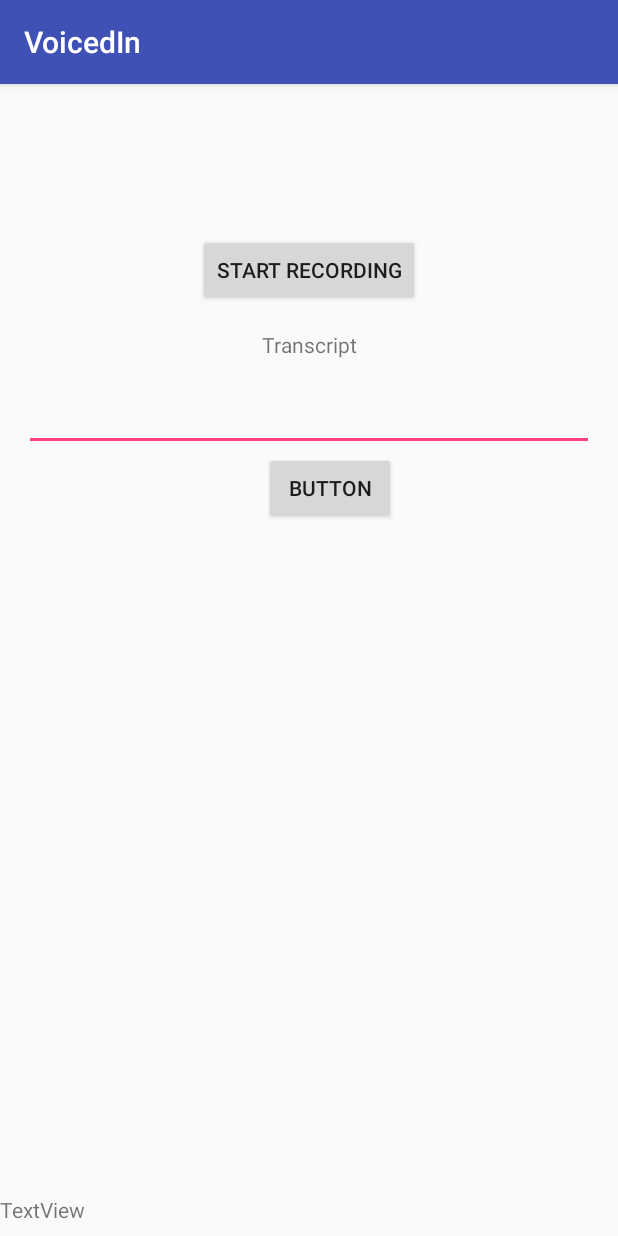
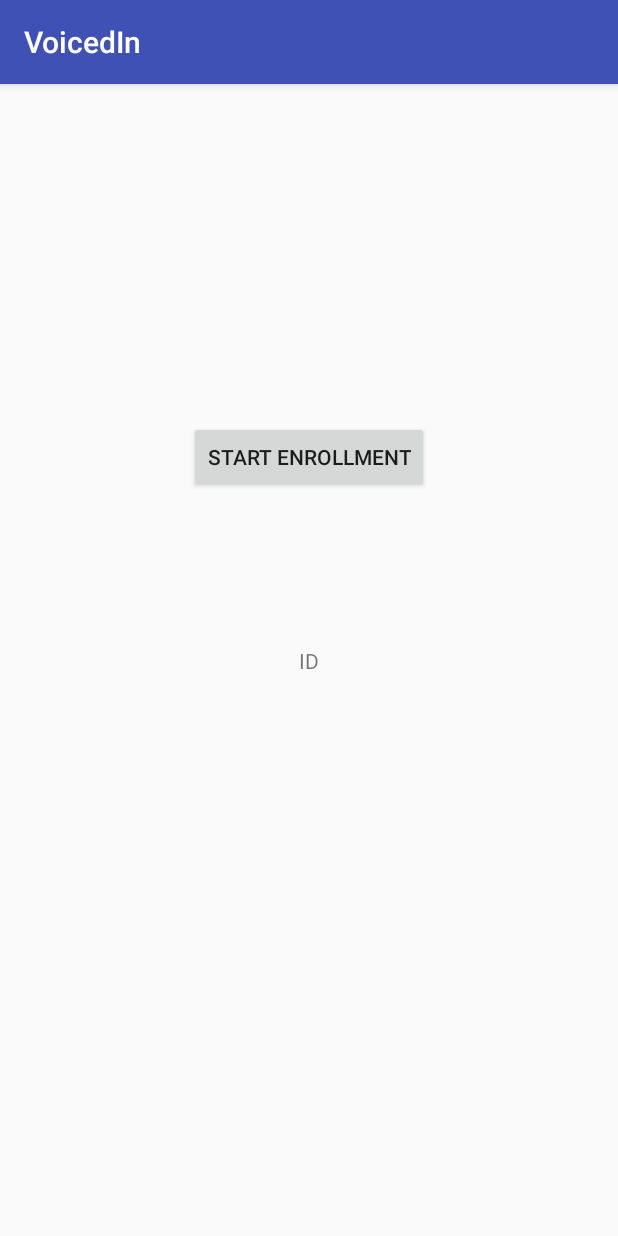
Before and after one commit to gundralaa/VoicedIn, an Android app: the screen it shows after launch (StartRecordActivity before the commit, VoiceActivity after it), on a phone screen of 412 x 824 dp. Run offline under Robolectric (Android 15) with nearby library versions, the phone set to English and light mode, and no system bars; libraries missing offline, so code that uses them is left out: com.microsoft.cognitive, com.microsoft.cognitiveservices.

Commit message:
Voice Activity Enrollment

```diff
--- a/app/src/main/java/com/example/android/voicedin/NearbyUsersCalculator.java
+++ b/app/src/main/java/com/example/android/voicedin/NearbyUsersCalculator.java
@@ -3,6 +3,7 @@ package com.example.android.voicedin;
 import java.util.*;
 
 public class NearbyUsersCalculator {
+    /*
     private ArrayList<User> nearbyUsers = new ArrayList<>();
     private final double proximityThreshold = 5;
     private final double earthRadius = 6371000; //in meters
@@ -27,4 +28,6 @@ public class NearbyUsersCalculator {
         distance = (double)(earthRadius * c);
         return distance;
     }
+    */
+
 }
--- a/app/src/main/java/com/example/android/voicedin/VoiceActivity.java
+++ b/app/src/main/java/com/example/android/voicedin/VoiceActivity.java
@@ -2,12 +2,59 @@ package com.example.android.voicedin;
 
 import android.support.v7.app.AppCompatActivity;
 import android.os.Bundle;
+import android.view.View;
+import android.widget.Button;
+import android.widget.TextView;
+
+import com.example.android.voicedin.utils.AudioRecordingUtils;
+import com.example.android.voicedin.utils.SpeakerRecognitionUtils;
+
+import static android.Manifest.permission.RECORD_AUDIO;
+import static android.Manifest.permission.WRITE_EXTERNAL_STORAGE;
+import static com.example.android.voicedin.StartRecordActivity.RequestPermissionCode;
 
 public class VoiceActivity extends AppCompatActivity {
 
+    Button button;
+    TextView textView;
+
     @Override
     protected void onCreate(Bundle savedInstanceState) {
+        int permission = 1;
         super.onCreate(savedInstanceState);
         setContentView(R.layout.activity_voice);
+        button = (Button) findViewById(R.id.button);
+        textView = (TextView) findViewById(R.id.textView);
+        requestPermissions(new String[]{WRITE_EXTERNAL_STORAGE, RECORD_AUDIO}, permission);
+
+        User user = new User("","",1, null);
+        SpeakerRecognitionUtils.setView(textView);
+        AudioRecordingUtils.setRecordingButton(button);
+        button.setOnClickListener(new View.OnClickListener() {
+            @Override
+            public void onClick(View view) {
+                if(AudioRecordingUtils.isIsRecording()){
+                    button.setText("Done");
+                    try {
+                        AudioRecordingUtils.stopRecording();
+                    } catch (Exception e){
+                        e.printStackTrace();
+                    }
+                    runAudioEnrollmentTask(AudioRecordingUtils.getFilePath());
+
+                } else {
+                    try {
+                        AudioRecordingUtils.startRecording();
+                    } catch (Exception e){
+                        e.printStackTrace();
+                    }
+                    runEnrollmentTask(user);
+                    button.setText("Stop");
+                }
+            }
+        });
     }
+
+    public void runEnrollmentTask(User user){new SpeakerRecognitionUtils.EnrollmentTask().execute(user);}
+    public void runAudioEnrollmentTask(String filepath){new SpeakerRecognitionUtils.AudioEnrollmentTask().execute(filepath);}
 }
--- a/app/src/main/res/layout/activity_start_record.xml
+++ b/app/src/main/res/layout/activity_start_record.xml
@@ -36,33 +36,6 @@
         app:layout_constraintStart_toStartOf="parent"
         app:layout_constraintTop_toTopOf="parent" />
 
-    <Button
-        android:id="@+id/button_view"
-        android:layout_width="wrap_content"
-        android:layout_height="wrap_content"
-        android:layout_marginBottom="8dp"
-        android:layout_marginEnd="148dp"
-        android:layout_marginTop="8dp"
-        android:text="Button"
-        app:layout_constraintBottom_toBottomOf="parent"
-        app:layout_constraintEnd_toEndOf="parent"
-        app:layout_constraintTop_toTopOf="parent"
-        app:layout_constraintVertical_bias="0.337" />
-
-    <EditText
-        android:id="@+id/recordedTranscript"
-        android:layout_width="0dp"
-        android:layout_height="wrap_content"
-        android:layout_marginEnd="16dp"
-        android:layout_marginStart="16dp"
-        android:layout_marginTop="16dp"
-        android:ems="10"
-        android:inputType="textCapSentences|textMultiLine"
-        android:singleLine="false"
-        app:layout_constraintEnd_toEndOf="parent"
-        app:layout_constraintStart_toStartOf="parent"
-        app:layout_constraintTop_toBottomOf="@+id/transcriptTitle" />
-
     <TextView
         android:id="@+id/transcriptTitle"
         android:layout_width="wrap_content"
--- a/app/src/main/res/layout/activity_voice.xml
+++ b/app/src/main/res/layout/activity_voice.xml
@@ -6,4 +6,33 @@
     android:layout_height="match_parent"
     tools:context="com.example.android.voicedin.VoiceActivity">
 
+    <Button
+        android:id="@+id/button"
+        android:layout_width="wrap_content"
+        android:layout_height="wrap_content"
+        android:layout_marginBottom="8dp"
+        android:layout_marginEnd="8dp"
+        android:layout_marginStart="8dp"
+        android:layout_marginTop="8dp"
+        android:text="Start Enrollment"
+        app:layout_constraintBottom_toBottomOf="parent"
+        app:layout_constraintEnd_toEndOf="parent"
+        app:layout_constraintStart_toStartOf="parent"
+        app:layout_constraintTop_toTopOf="parent"
+        app:layout_constraintVertical_bias="0.308" />
+
+    <TextView
+        android:id="@+id/textView"
+        android:layout_width="wrap_content"
+        android:layout_height="wrap_content"
+        android:layout_marginBottom="8dp"
+        android:layout_marginEnd="8dp"
+        android:layout_marginStart="8dp"
+        android:layout_marginTop="8dp"
+        android:text="ID"
+        app:layout_constraintBottom_toBottomOf="parent"
+        app:layout_constraintEnd_toEndOf="parent"
+        app:layout_constraintStart_toStartOf="parent"
+        app:layout_constraintTop_toTopOf="parent" />
+
 </android.support.constraint.ConstraintLayout>
```
Also changed, not shown: app/build.gradle (+9 -6 lines), app/src/main/AndroidManifest.xml (+4 -3 lines), app/src/main/java/com/example/android/voicedin/StartRecordActivity.java (+10 -18 lines), app/src/main/java/com/example/android/voicedin/User.java (+4 -24 lines), app/src/main/java/com/example/android/voicedin/utils/AudioRecordingUtils.java (+66 -69 lines), app/src/main/java/com/example/android/voicedin/utils/SpeakerRecognitionUtils.java (+29 -9 lines).
